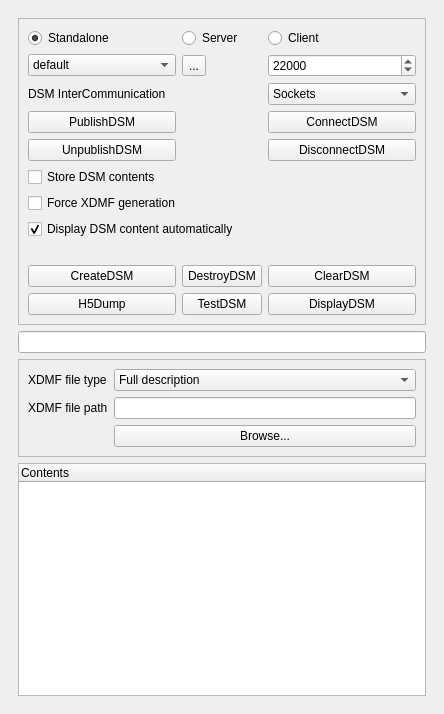
Qt form pqDSMViewerPanel.ui (soumagne/icarus) before a commit.
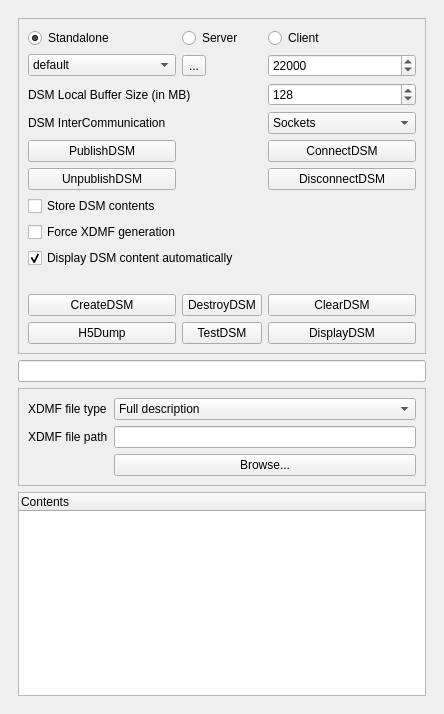
The same form after that commit. Icons and pictures are not drawn. Custom widgets are drawn as their Qt base class.

The edit to the form file:
```diff
--- a/pqDSMViewerPanel.ui
+++ b/pqDSMViewerPanel.ui
@@ -28,8 +28,8 @@
         <rect>
          <x>0</x>
          <y>0</y>
-         <width>426</width>
-         <height>671</height>
+         <width>408</width>
+         <height>700</height>
         </rect>
        </property>
        <layout class="QVBoxLayout" name="verticalLayout_4">
@@ -53,49 +53,49 @@
           <layout class="QVBoxLayout" name="verticalLayout_3">
            <item>
             <layout class="QGridLayout" name="gridLayout">
-             <item row="10" column="0">
+             <item row="12" column="0">
               <widget class="QPushButton" name="createDSM">
                <property name="text">
                 <string>CreateDSM</string>
                </property>
               </widget>
              </item>
-             <item row="10" column="1">
+             <item row="12" column="1">
               <widget class="QPushButton" name="destroyDSM">
                <property name="text">
                 <string>DestroyDSM</string>
                </property>
               </widget>
              </item>
-             <item row="10" column="2">
+             <item row="12" column="2">
               <widget class="QPushButton" name="clearDSM">
                <property name="text">
                 <string>ClearDSM</string>
                </property>
               </widget>
              </item>
-             <item row="11" column="0">
+             <item row="13" column="0">
               <widget class="QPushButton" name="h5Dump">
                <property name="text">
                 <string>H5Dump</string>
                </property>
               </widget>
              </item>
-             <item row="11" column="1">
+             <item row="13" column="1">
               <widget class="QPushButton" name="testDSM">
                <property name="text">
                 <string>TestDSM</string>
                </property>
               </widget>
              </item>
-             <item row="11" column="2">
+             <item row="13" column="2">
               <widget class="QPushButton" name="displayDSM">
                <property name="text">
                 <string>DisplayDSM</string>
                </property>
               </widget>
              </item>
-             <item row="4" column="0">
+             <item row="6" column="0">
               <widget class="QPushButton" name="unpublishDSM">
                <property name="sizePolicy">
                 <sizepolicy hsizetype="Preferred" vsizetype="Fixed">
@@ -108,7 +108,7 @@
                </property>
               </widget>
              </item>
-             <item row="3" column="0">
+             <item row="5" column="0">
               <widget class="QPushButton" name="publishDSM">
                <property name="sizePolicy">
                 <sizepolicy hsizetype="Preferred" vsizetype="Fixed">
@@ -121,7 +121,7 @@
                </property>
               </widget>
              </item>
-             <item row="9" column="0" colspan="3">
+             <item row="11" column="0" colspan="3">
               <spacer name="horizontalSpacer">
                <property name="orientation">
                 <enum>Qt::Horizontal</enum>
@@ -134,7 +134,7 @@
                </property>
               </spacer>
              </item>
-             <item row="3" column="2">
+             <item row="5" column="2">
               <widget class="QPushButton" name="connectDSM">
                <property name="layoutDirection">
                 <enum>Qt::LeftToRight</enum>
@@ -144,14 +144,14 @@
                </property>
               </widget>
              </item>
-             <item row="4" column="2">
+             <item row="6" column="2">
               <widget class="QPushButton" name="disconnectDSM">
                <property name="text">
                 <string>DisconnectDSM</string>
                </property>
               </widget>
              </item>
-             <item row="2" column="2">
+             <item row="4" column="2">
               <widget class="QComboBox" name="xdmfCommTypeComboBox">
                <property name="currentIndex">
                 <number>1</number>
@@ -181,7 +181,7 @@
                </property>
               </widget>
              </item>
-             <item row="2" column="0" colspan="2">
+             <item row="4" column="0" colspan="2">
               <widget class="QLabel" name="xdmfCommTypeLabel">
                <property name="text">
                 <string>DSM InterCommunication</string>
@@ -263,14 +263,14 @@
                </property>
               </widget>
              </item>
-             <item row="5" column="0" colspan="3">
+             <item row="7" column="0" colspan="3">
               <widget class="QCheckBox" name="storeDSMContents">
                <property name="text">
                 <string>Store DSM contents</string>
                </property>
               </widget>
              </item>
-             <item row="7" column="0" colspan="3">
+             <item row="9" column="0" colspan="3">
               <widget class="QCheckBox" name="autoDisplayDSM">
                <property name="text">
                 <string>Display DSM content automatically</string>
@@ -280,13 +280,30 @@
                </property>
               </widget>
              </item>
-             <item row="6" column="0" colspan="3">
+             <item row="8" column="0" colspan="3">
               <widget class="QCheckBox" name="forceXdmfGeneration">
                <property name="text">
                 <string>Force XDMF generation</string>
                </property>
               </widget>
              </item>
+             <item row="3" column="0" colspan="2">
+              <widget class="QLabel" name="dsmSizeLabel">
+               <property name="text">
+                <string>DSM Local Buffer Size (in MB)</string>
+               </property>
+              </widget>
+             </item>
+             <item row="3" column="2">
+              <widget class="QSpinBox" name="dsmSizeSpinBox">
+               <property name="maximum">
+                <number>65535</number>
+               </property>
+               <property name="value">
+                <number>128</number>
+               </property>
+              </widget>
+             </item>
             </layout>
            </item>
           </layout>
```
Left out of the diff: 6 changed lines with no effect on the pictures.
